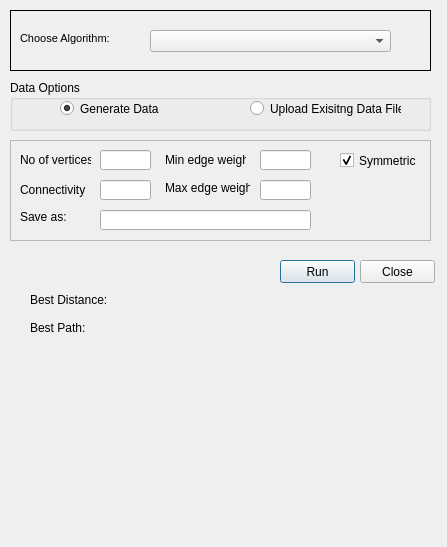
Above: UI/TSP.ui from robinredX/travelling-salesman-problem before the change. Below: the same form after it.
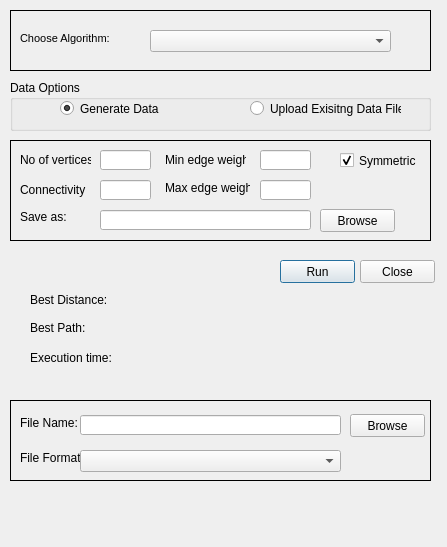
That is the form after the change.

Commit message: saving and opening generator files from the UI

Patch:
```diff
--- a/UI/TSP.ui
+++ b/UI/TSP.ui
@@ -332,24 +332,114 @@
      </rect>
     </property>
    </widget>
-   <widget class="QFrame" name="frmUpload">
+   <widget class="QPushButton" name="btnBrowse_Save">
     <property name="geometry">
      <rect>
-      <x>0</x>
-      <y>0</y>
-      <width>421</width>
-      <height>101</height>
+      <x>310</x>
+      <y>69</y>
+      <width>75</width>
+      <height>23</height>
      </rect>
     </property>
-    <property name="frameShape">
-     <enum>QFrame::StyledPanel</enum>
+    <property name="text">
+     <string>Browse</string>
     </property>
-    <property name="frameShadow">
-     <enum>QFrame::Raised</enum>
+   </widget>
+  </widget>
+  <widget class="QFrame" name="frmUpload">
+   <property name="geometry">
+    <rect>
+     <x>10</x>
+     <y>400</y>
+     <width>421</width>
+     <height>81</height>
+    </rect>
+   </property>
+   <property name="frameShape">
+    <enum>QFrame::Box</enum>
+   </property>
+   <property name="frameShadow">
+    <enum>QFrame::Plain</enum>
+   </property>
+   <widget class="QLabel" name="lbl_FileName_2">
+    <property name="geometry">
+     <rect>
+      <x>10</x>
+      <y>15</y>
+      <width>61</width>
+      <height>16</height>
+     </rect>
     </property>
+    <property name="text">
+     <string>File Name:</string>
+    </property>
    </widget>
+   <widget class="QLineEdit" name="txtFileName">
+    <property name="geometry">
+     <rect>
+      <x>70</x>
+      <y>15</y>
+      <width>261</width>
+      <height>20</height>
+     </rect>
+    </property>
+   </widget>
+   <widget class="QPushButton" name="btnBrowse_Open">
+    <property name="geometry">
+     <rect>
+      <x>340</x>
+      <y>14</y>
+      <width>75</width>
+      <height>23</height>
+     </rect>
+    </property>
+    <property name="text">
+     <string>Browse</string>
+    </property>
+   </widget>
+   <widget class="QLabel" name="label_2">
+    <property name="geometry">
+     <rect>
+      <x>10</x>
+      <y>50</y>
+      <width>61</width>
+      <height>16</height>
+     </rect>
+    </property>
+    <property name="text">
+     <string>File Format:</string>
+    </property>
+   </widget>
+   <widget class="QComboBox" name="cboFormat">
+    <property name="geometry">
+     <rect>
+      <x>70</x>
+      <y>50</y>
+      <width>261</width>
+      <height>22</height>
+     </rect>
+    </property>
+    <property name="font">
+     <font>
+      <pointsize>9</pointsize>
+     </font>
+    </property>
+   </widget>
   </widget>
-  <zorder>frame</zorder>
+  <widget class="QLabel" name="lblExec">
+   <property name="geometry">
+    <rect>
+     <x>30</x>
+     <y>350</y>
+     <width>241</width>
+     <height>16</height>
+    </rect>
+   </property>
+   <property name="text">
+    <string>Execution time:</string>
+   </property>
+  </widget>
+  <zorder>frmAlgo</zorder>
   <zorder>cboAlgo</zorder>
   <zorder>label</zorder>
   <zorder>btnRun</zorder>
```
Left out of the diff: 8 changed lines with no effect on the pictures. The commit also changes 1 other file.
